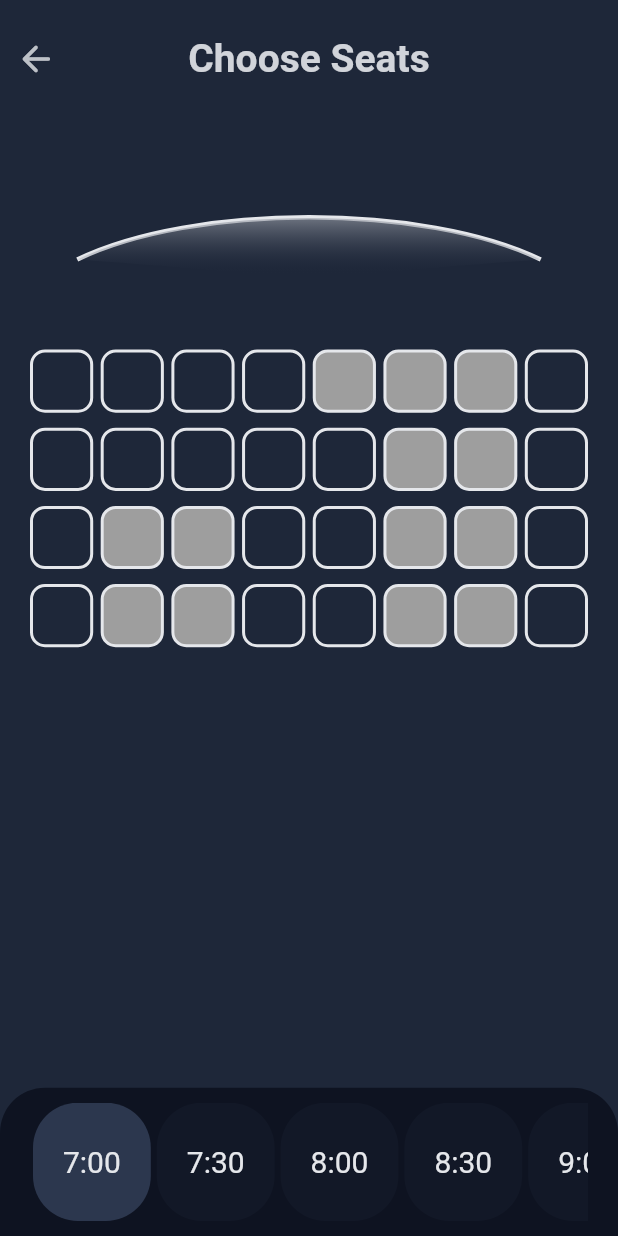
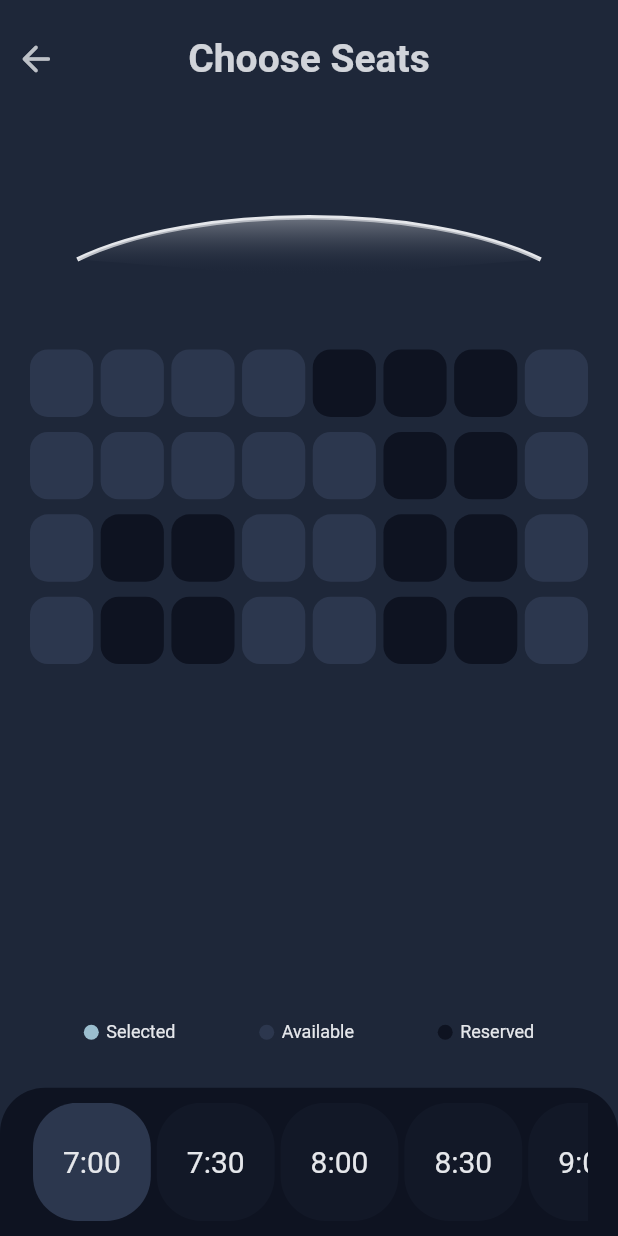
Before and after one commit to MatthieuNadeau96/movie_theater, a Flutter app: the SeatScreen screen opened directly, on a phone screen of 412 x 824 dp. Run offline on Flutter 3.47's test engine with Material 2 defaults, Android fonts, the phone set to English and light mode, and no system bars; our stand-ins replace auto_size_text, carousel_slider, dio, flare_flutter, rxdart; network calls fail.

Commit message:
Made Seats responsive for larger screens & changed styling of them

```diff
--- a/lib/screens/seat_screen.dart
+++ b/lib/screens/seat_screen.dart
@@ -26,6 +26,8 @@ class _SeatScreenState extends State<SeatScreen> {
   @override
   Widget build(BuildContext context) {
     final Size deviceSize = MediaQuery.of(context).size;
+    final seatHeight = (deviceSize.height) / 15;
+    final seatWidth = (deviceSize.width) / 8;
     return Scaffold(
       backgroundColor: Theme.of(context).primaryColor,
       body: SafeArea(
@@ -52,7 +54,6 @@ class _SeatScreenState extends State<SeatScreen> {
                       child: Text(
                         'Choose Seats',
                         maxLines: 1,
-                        // minFontSize: 12,
                         style: TextStyle(
                           fontSize: 26,
                           fontWeight: FontWeight.w600,
@@ -89,6 +90,8 @@ class _SeatScreenState extends State<SeatScreen> {
                     crossAxisCount: 8,
                     mainAxisSpacing: 10,
                     crossAxisSpacing: 5,
+                    childAspectRatio: (seatWidth / seatHeight),
+                    shrinkWrap: true,
                     children: [
                       ...seats.map(
                         (Seat seat) => GestureDetector(
@@ -110,16 +113,12 @@ class _SeatScreenState extends State<SeatScreen> {
                             height: 2,
                             width: 2,
                             decoration: BoxDecoration(
-                              borderRadius: BorderRadius.circular(10),
-                              border: Border.all(
-                                width: 2,
-                                color: Theme.of(context).canvasColor,
-                              ),
+                              borderRadius: BorderRadius.circular(12),
                               color: seat.isTaken
-                                  ? Colors.grey
+                                  ? Theme.of(context).primaryColorDark
                                   : seat.userSelected
                                       ? Theme.of(context).accentColor
-                                      : Colors.transparent,
+                                      : Theme.of(context).primaryColorLight,
                             ),
                           ),
                         ),
@@ -129,6 +128,72 @@ class _SeatScreenState extends State<SeatScreen> {
                 ),
               ),
               SizedBox(height: 60),
+              Row(
+                mainAxisAlignment: MainAxisAlignment.spaceEvenly,
+                children: [
+                  Row(
+                    children: [
+                      Container(
+                        height: 10,
+                        width: 10,
+                        decoration: BoxDecoration(
+                          color: Theme.of(context).accentColor,
+                          borderRadius: BorderRadius.circular(20),
+                        ),
+                      ),
+                      SizedBox(width: 5),
+                      Text(
+                        'Selected',
+                        style: TextStyle(
+                          color: Theme.of(context).canvasColor,
+                          fontSize: 12,
+                        ),
+                      ),
+                    ],
+                  ),
+                  Row(
+                    children: [
+                      Container(
+                        height: 10,
+                        width: 10,
+                        decoration: BoxDecoration(
+                          color: Theme.of(context).primaryColorLight,
+                          borderRadius: BorderRadius.circular(20),
+                        ),
+                      ),
+                      SizedBox(width: 5),
+                      Text(
+                        'Available',
+                        style: TextStyle(
+                          color: Theme.of(context).canvasColor,
+                          fontSize: 12,
+                        ),
+                      ),
+                    ],
+                  ),
+                  Row(
+                    children: [
+                      Container(
+                        height: 10,
+                        width: 10,
+                        decoration: BoxDecoration(
+                          color: Theme.of(context).primaryColorDark,
+                          borderRadius: BorderRadius.circular(20),
+                        ),
+                      ),
+                      SizedBox(width: 5),
+                      Text(
+                        'Reserved',
+                        style: TextStyle(
+                          color: Theme.of(context).canvasColor,
+                          fontSize: 12,
+                        ),
+                      ),
+                    ],
+                  ),
+                ],
+              ),
+              SizedBox(height: 30),
               Container(
                 padding: EdgeInsets.symmetric(horizontal: 20, vertical: 10),
                 height: deviceSize.height * 0.12,
@@ -147,6 +212,7 @@ class _SeatScreenState extends State<SeatScreen> {
                           children: [
                             Expanded(
                               child: Container(
+                                margin: EdgeInsets.only(left: 20),
                                 child: Column(
                                   mainAxisAlignment: MainAxisAlignment.center,
                                   crossAxisAlignment: CrossAxisAlignment.start,
```
